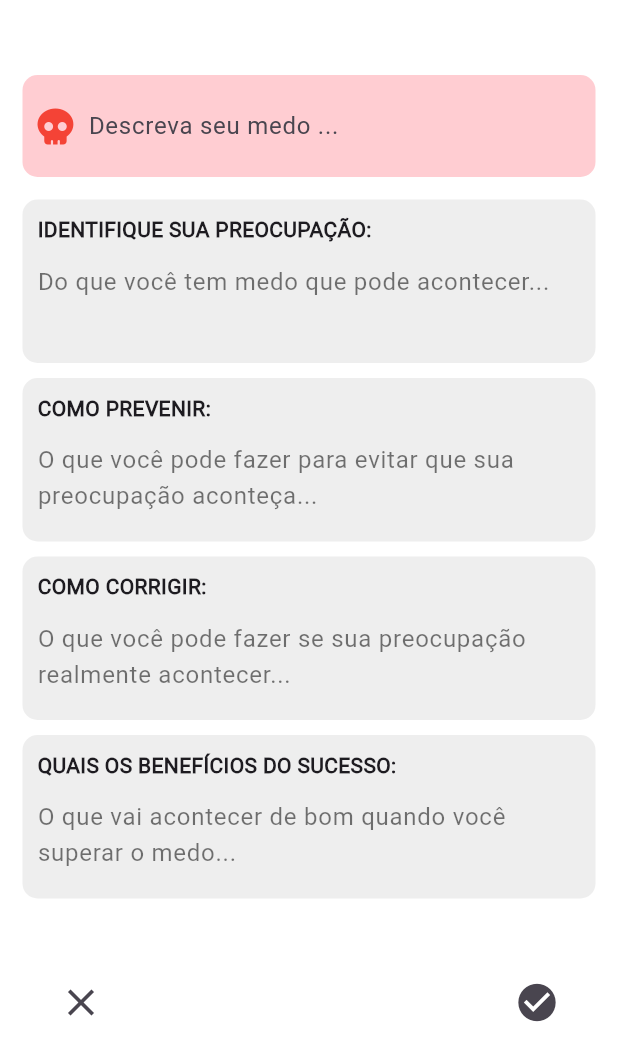
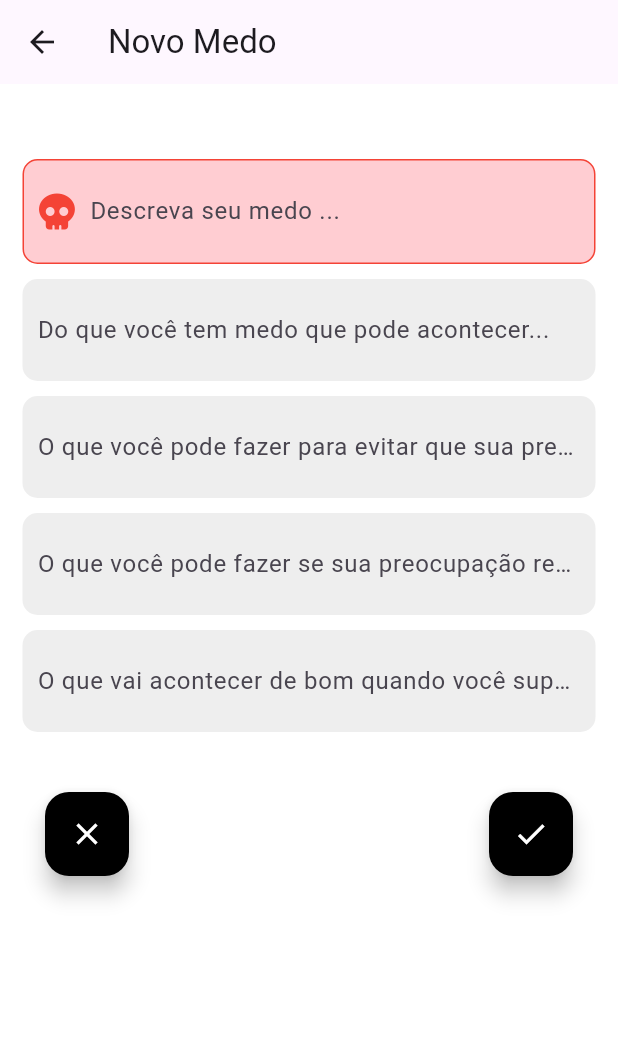
Before and after one commit to AyrllanP/DSI, a Flutter app: the MedoPage screen opened directly, on a phone screen of 412 x 824 dp. Shown: the top 1061 px of the screen. Run offline on Flutter 3.47's test engine with Material 3 defaults, Android fonts, the phone set to English and light mode, and no system bars; our stand-ins replace cloud_firestore, firebase_auth, firebase_core, flutter_map, font_awesome_flutter, latlong2 and 1 more; accounts and stored records are empty; generated files the repository leaves out were written again; network calls fail.

Commit message:
Adicionando novas funcionabilidades na página medo e conectando ao banco de dados

```diff
--- a/lib/medo_page.dart
+++ b/lib/medo_page.dart
@@ -1,37 +1,112 @@
 import 'package:flutter/material.dart';
+import 'package:cloud_firestore/cloud_firestore.dart';
+import 'package:firebase_auth/firebase_auth.dart';
 import 'package:font_awesome_flutter/font_awesome_flutter.dart';
 
 class MedoPage extends StatefulWidget {
+  final String? idMedo;
+  final String? medo;
+  final String? preocupacao;
+  final String? prevenir;
+  final String? corrigir;
+  final String? beneficios;
+
+  MedoPage({
+    this.idMedo,
+    this.medo,
+    this.preocupacao,
+    this.prevenir,
+    this.corrigir,
+    this.beneficios,
+  });
+
   @override
   _MedoPageState createState() => _MedoPageState();
 }
 
 class _MedoPageState extends State<MedoPage> {
-  final TextEditingController _medoController = TextEditingController();
+  late TextEditingController _medoController;
+  late TextEditingController _preocupacaoController;
+  late TextEditingController _prevenirController;
+  late TextEditingController _corrigirController;
+  late TextEditingController _beneficiosController;
+  final user = FirebaseAuth.instance.currentUser;
 
-  Widget _buildInputCard(String title, String hintText) {
+  bool get _isEditMode => widget.idMedo != null;
+
+  @override
+  void initState() {
+    super.initState();
+    _medoController = TextEditingController(text: widget.medo ?? '');
+    _preocupacaoController =
+        TextEditingController(text: widget.preocupacao ?? '');
+    _prevenirController = TextEditingController(text: widget.prevenir ?? '');
+    _corrigirController = TextEditingController(text: widget.corrigir ?? '');
+    _beneficiosController =
+        TextEditingController(text: widget.beneficios ?? '');
+  }
+
+  @override
+  void dispose() {
+    _medoController.dispose();
+    _preocupacaoController.dispose();
+    _prevenirController.dispose();
+    _corrigirController.dispose();
+    _beneficiosController.dispose();
+    super.dispose();
+  }
+
+  void _salvarMedo() async {
+    final medoData = {
+      'medo': _medoController.text,
+      'preocupacao': _preocupacaoController.text,
+      'prevenir': _prevenirController.text,
+      'corrigir': _corrigirController.text,
+      'beneficios': _beneficiosController.text,
+      'userId': user?.uid,
+    };
+
+    if (_isEditMode) {
+      await FirebaseFirestore.instance
+          .collection('medos')
+          .doc(widget.idMedo)
+          .update(medoData);
+    } else {
+      await FirebaseFirestore.instance.collection('medos').add(medoData);
+    }
+
+    Navigator.pop(context);
+  }
+
+  Widget _buildInputCard(
+      String title, String hintText, TextEditingController controller,
+      {bool isRed = false, bool isGray = false}) {
     return Container(
-      margin: EdgeInsets.symmetric(vertical: 5, horizontal: 15),
+      margin: EdgeInsets.symmetric(horizontal: 15),
       padding: EdgeInsets.all(10),
       decoration: BoxDecoration(
-        color: Colors.grey[200],
+        color: isRed
+            ? Colors.red.shade100
+            : isGray
+                ? Colors.grey.shade200
+                : Colors.white,
         borderRadius: BorderRadius.circular(10),
+        border: isRed ? Border.all(color: Colors.red) : null,
       ),
-      child: Column(
-        crossAxisAlignment: CrossAxisAlignment.start,
+      child: Row(
         children: [
-          Text(
-            title,
-            style: TextStyle(fontWeight: FontWeight.bold),
-          ),
-          SizedBox(height: 5),
-          TextField(
-            decoration: InputDecoration(
-              border: InputBorder.none,
-              hintText: hintText,
-              hintStyle: TextStyle(color: Colors.black54),
+          if (isRed) ...[
+            Icon(FontAwesomeIcons.skull, color: Colors.red),
+            SizedBox(width: 10),
+          ],
+          Expanded(
+            child: TextField(
+              controller: controller,
+              decoration: InputDecoration(
+                hintText: hintText,
+                border: InputBorder.none,
+              ),
             ),
-            maxLines: 2,
           ),
         ],
       ),
@@ -42,59 +117,66 @@ class _MedoPageState extends State<MedoPage> {
   Widget build(BuildContext context) {
     return Scaffold(
       backgroundColor: Colors.white,
+      appBar: AppBar(
+        title: Text(_isEditMode ? 'Editar Medo' : 'Novo Medo'),
+      ),
       body: SingleChildScrollView(
-        // Envolve tudo para evitar overflow
         child: Padding(
           padding: EdgeInsets.only(top: 50),
           child: Column(
             children: [
-              Container(
-                margin: EdgeInsets.symmetric(horizontal: 15),
-                padding: EdgeInsets.all(10),
-                decoration: BoxDecoration(
-                  color: Colors.red.shade100,
-                  borderRadius: BorderRadius.circular(10),
-                ),
-                child: Row(
-                  children: [
-                    Icon(FontAwesomeIcons.skull, color: Colors.red),
-                    SizedBox(width: 10),
-                    Expanded(
-                      child: TextField(
-                        controller: _medoController,
-                        decoration: InputDecoration(
-                          hintText: "Descreva seu medo ...",
-                          border: InputBorder.none,
-                        ),
-                      ),
-                    ),
-                  ],
-                ),
-              ),
-              SizedBox(height: 10),
-              _buildInputCard("IDENTIFIQUE SUA PREOCUPAÇÃO:",
-                  "Do que você tem medo que pode acontecer..."),
-              _buildInputCard("COMO PREVENIR:",
-                  "O que você pode fazer para evitar que sua preocupação aconteça..."),
-              _buildInputCard("COMO CORRIGIR:",
-                  "O que você pode fazer se sua preocupação realmente acontecer..."),
-              _buildInputCard("QUAIS OS BENEFÍCIOS DO SUCESSO:",
-                  "O que vai acontecer de bom quando você superar o medo..."),
-              SizedBox(height: 20), // Adiciona espaço antes dos botões
+              // Primeira caixa com o ícone e a cor vermelha
+              _buildInputCard("DESCREVA SEU MEDO:", "Descreva seu medo ...",
+                  _medoController,
+                  isRed: true),
+
+              // Outras caixas com fundo cinza e o mesmo espaçamento
+              SizedBox(height: 10), // Espaçamento entre as caixas
+              _buildInputCard(
+                  "IDENTIFIQUE SUA PREOCUPAÇÃO:",
+                  "Do que você tem medo que pode acontecer...",
+                  _preocupacaoController,
+                  isGray: true),
+              SizedBox(height: 10), // Espaçamento entre as caixas
+              _buildInputCard(
+                  "COMO PREVENIR:",
+                  "O que você pode fazer para evitar que sua preocupação aconteça...",
+                  _prevenirController,
+                  isGray: true),
+              SizedBox(height: 10), // Espaçamento entre as caixas
+              _buildInputCard(
+                  "COMO CORRIGIR:",
+                  "O que você pode fazer se sua preocupação realmente acontecer...",
+                  _corrigirController,
+                  isGray: true),
+              SizedBox(height: 10), // Espaçamento entre as caixas
+              _buildInputCard(
+                  "QUAIS OS BENEFÍCIOS DO SUCESSO:",
+                  "O que vai acontecer de bom quando você superar o medo...",
+                  _beneficiosController,
+                  isGray: true),
+
+              SizedBox(height: 20),
+
+              // Botões de ação
+              // Botões de ação
               Padding(
                 padding: EdgeInsets.symmetric(horizontal: 30, vertical: 20),
                 child: Row(
                   mainAxisAlignment: MainAxisAlignment.spaceBetween,
                   children: [
-                    IconButton(
-                      icon: Icon(Icons.close, size: 30),
+                    // Botão 'X' (fechar)
+                    FloatingActionButton(
                       onPressed: () => Navigator.pop(context),
+                      backgroundColor: Colors.black,
+                      child: Icon(Icons.close, color: Colors.white),
                     ),
-                    IconButton(
-                      icon: Icon(Icons.check_circle, size: 30),
-                      onPressed: () {
-                        // Adicionar funcionalidade de salvar
-                      },
+
+                    // Botão 'V' (salvar)
+                    FloatingActionButton(
+                      onPressed: _salvarMedo,
+                      backgroundColor: Colors.black,
+                      child: Icon(Icons.check, color: Colors.white),
                     ),
                   ],
                 ),
```
Also changed, not shown: lib/diario_medo.dart (+120 -92 lines).
